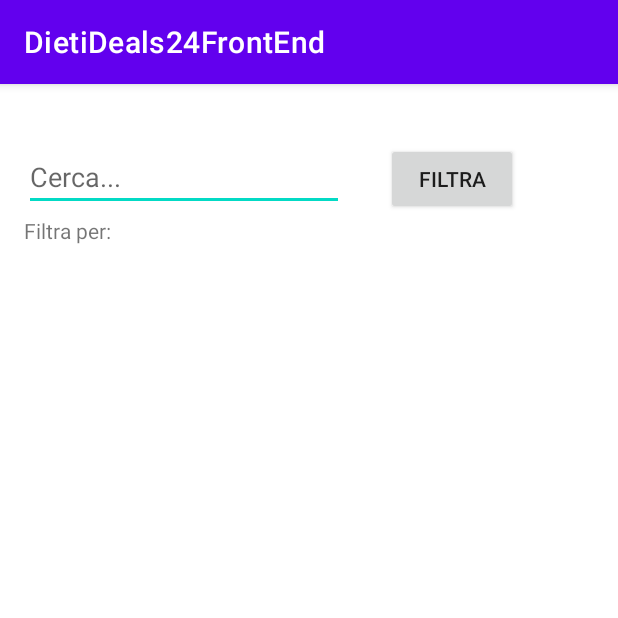
After one commit to CarmineArena/DietiDeals24-frontend, an Android app: the SearchAuctionActivity screen opened directly, with no data from a screen before it, on a phone screen of 412 x 824 dp, the top half of it. The commit adds this screen. Run offline under Robolectric (Android 15) with nearby library versions, the phone set to English and light mode, and no system bars.

Commit message:
add searchActivity

```diff
--- /dev/null
+++ b/app/src/main/java/com/example/dietideals24frontend/View/SearchAuctionActivity.java
@@ -0,0 +1,96 @@
+package com.example.dietideals24frontend.View;
+
+import android.app.AlertDialog;
+import android.content.DialogInterface;
+import android.os.Bundle;
+import android.text.TextUtils;
+import android.view.View;
+import android.widget.Button;
+import android.widget.TextView;
+
+import androidx.appcompat.app.AppCompatActivity;
+
+import com.example.dietideals24frontend.R;
+
+import java.util.ArrayList;
+import java.util.List;
+
+public class SearchAuctionActivity extends AppCompatActivity {
+
+    private TextView selectedCategoryTextView;
+    private boolean[] checkedCategories;
+
+    @Override
+    protected void onCreate(Bundle savedInstanceState) {
+        super.onCreate(savedInstanceState);
+        setContentView(R.layout.activity_search_auction);
+
+        selectedCategoryTextView = findViewById(R.id.selected_category_view);
+
+        Button selectCategoryButton = findViewById(R.id.filter_button);
+        selectCategoryButton.setOnClickListener(new View.OnClickListener() {
+            @Override
+            public void onClick(View v) {
+                showCategoryDialog();
+            }
+        });
+
+    }
+
+    private void showCategoryDialog() {
+        final String[] categories = {"Categoria 1", "Categoria 2", "Categoria 3"};
+
+        /*AlertDialog.Builder builder = new AlertDialog.Builder(this);
+        builder.setTitle("Seleziona una categoria")
+                .setItems(categories, new DialogInterface.OnClickListener() {
+                    public void onClick(DialogInterface dialog, int which) {
+                        // Azione da eseguire quando l'utente seleziona una categoria
+                        String selectedCategory = categories[which];
+                        // Puoi fare qualcosa con la categoria selezionata, ad esempio, visualizzarla in un Toast
+                        // Toast.makeText(MainActivity.this, "Hai selezionato: " + selectedCategory, Toast.LENGTH_SHORT).show();
+                        // Oppure puoi fare altro a seconda della categoria selezionata
+                        selectedCategoryTextView.setText("Categoria selezionata: " + selectedCategory);
+                    }
+                });
+
+        AlertDialog dialog = builder.create();
+        dialog.show();*/
+        checkedCategories = new boolean[categories.length];
+
+        AlertDialog.Builder builder = new AlertDialog.Builder(this);
+        builder.setTitle("Seleziona categorie")
+                .setMultiChoiceItems(categories, checkedCategories, new DialogInterface.OnMultiChoiceClickListener() {
+                    @Override
+                    public void onClick(DialogInterface dialog, int which, boolean isChecked) {
+                        // Aggiorna lo stato della categoria quando l'utente seleziona/deseleziona una casella di controllo
+                        checkedCategories[which] = isChecked;
+                    }
+                })
+                .setPositiveButton("OK", new DialogInterface.OnClickListener() {
+                    @Override
+                    public void onClick(DialogInterface dialog, int which) {
+                        // Azione da eseguire quando l'utente preme il pulsante OK
+                        updateSelectedCategoriesTextView(categories);
+                    }
+                })
+                .setNegativeButton("Annulla", null); // Azione da eseguire quando l'utente preme il pulsante Annulla
+
+        AlertDialog dialog = builder.create();
+        dialog.show();
+    }
+
+    private void updateSelectedCategoriesTextView(String[] categories) {
+        List<String> selectedCategoriesList = new ArrayList<>();
+
+        for (int i = 0; i < checkedCategories.length; i++) {
+            if (checkedCategories[i]) {
+                selectedCategoriesList.add(categories[i]);
+            }
+        }
+
+        String selectedCategories = TextUtils.join(", ", selectedCategoriesList);
+
+        // Aggiorna il testo del TextView con le categorie selezionate
+        selectedCategoryTextView.setText("Categorie selezionate: " + selectedCategories);
+    }
+}
--- /dev/null
+++ b/app/src/main/res/layout/activity_search_auction.xml
@@ -0,0 +1,56 @@
+<?xml version="1.0" encoding="utf-8"?>
+<androidx.constraintlayout.widget.ConstraintLayout xmlns:android="http://schemas.android.com/apk/res/android"
+    xmlns:app="http://schemas.android.com/apk/res-auto"
+    xmlns:tools="http://schemas.android.com/tools"
+    android:layout_width="match_parent"
+    android:layout_height="match_parent"
+    tools:context=".View.SearchAuctionActivity">
+
+    <EditText
+        android:id="@+id/search_button"
+        android:layout_width="wrap_content"
+        android:layout_height="wrap_content"
+        android:layout_marginStart="16dp"
+        android:layout_marginTop="39dp"
+        android:ems="10"
+        android:hint="Cerca..."
+        android:inputType="textPersonName"
+        app:layout_constraintStart_toStartOf="parent"
+        app:layout_constraintTop_toTopOf="parent" />
+
+    <androidx.appcompat.widget.AppCompatButton
+        android:id="@+id/filter_button"
+        android:layout_width="wrap_content"
+        android:layout_height="wrap_content"
+        android:layout_marginStart="28dp"
+        android:layout_marginTop="39dp"
+        android:text="filtra"
+        app:layout_constraintStart_toEndOf="@+id/search_button"
+        app:layout_constraintTop_toTopOf="parent" />
+
+    <TextView
+        android:id="@+id/selected_category_view"
+        android:layout_width="377dp"
+        android:layout_height="54dp"
+        android:layout_marginStart="16dp"
+        android:layout_marginTop="3dp"
+        android:text="Filtra per:"
+        app:layout_constraintStart_toStartOf="parent"
+        app:layout_constraintTop_toBottomOf="@+id/search_button" />
+
+    <ScrollView
+        android:layout_width="377dp"
+        android:layout_height="561dp"
+        android:layout_marginStart="17dp"
+        android:layout_marginTop="12dp"
+        android:layout_marginEnd="17dp"
+        app:layout_constraintEnd_toEndOf="parent"
+        app:layout_constraintStart_toStartOf="parent"
+        app:layout_constraintTop_toBottomOf="@+id/selected_category_view">
+
+        <LinearLayout
+            android:layout_width="match_parent"
+            android:layout_height="wrap_content"
+            android:orientation="vertical" />
+    </ScrollView>
+</androidx.constraintlayout.widget.ConstraintLayout>
```
Also changed, not shown: app/src/main/AndroidManifest.xml (+13 -6 lines), app/src/main/java/com/example/dietideals24frontend/View/CreateAuction.java (+8 -8 lines), app/src/main/res/layout/fragment_silent_auction_creation.xml (+3 -12 lines).
